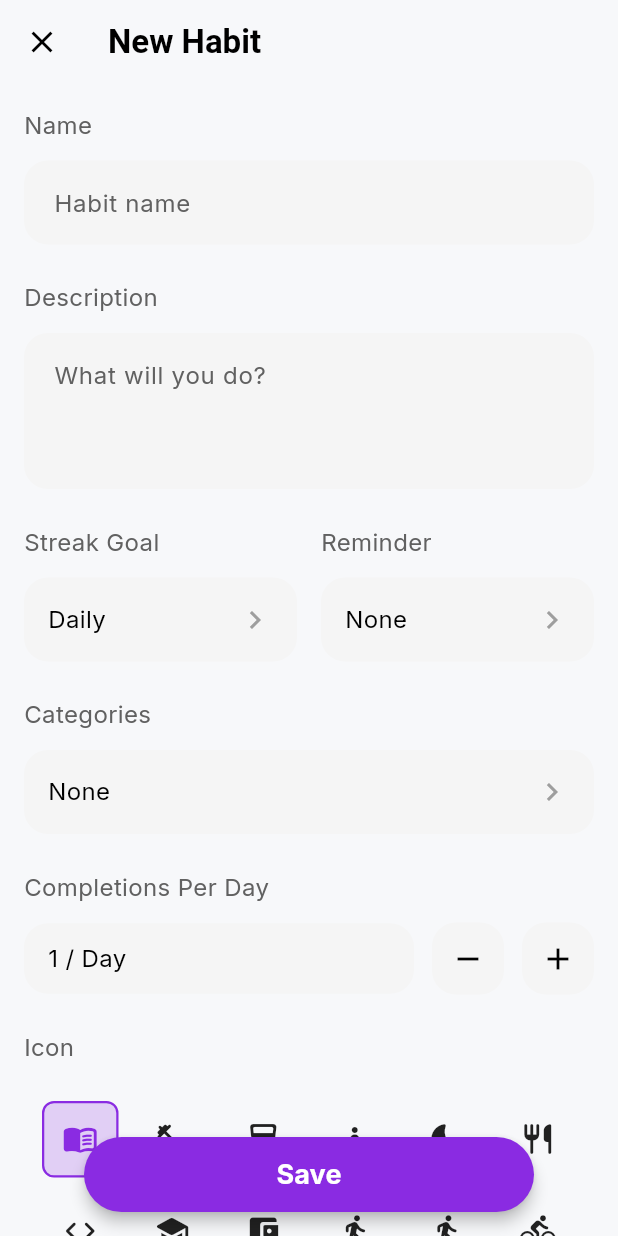
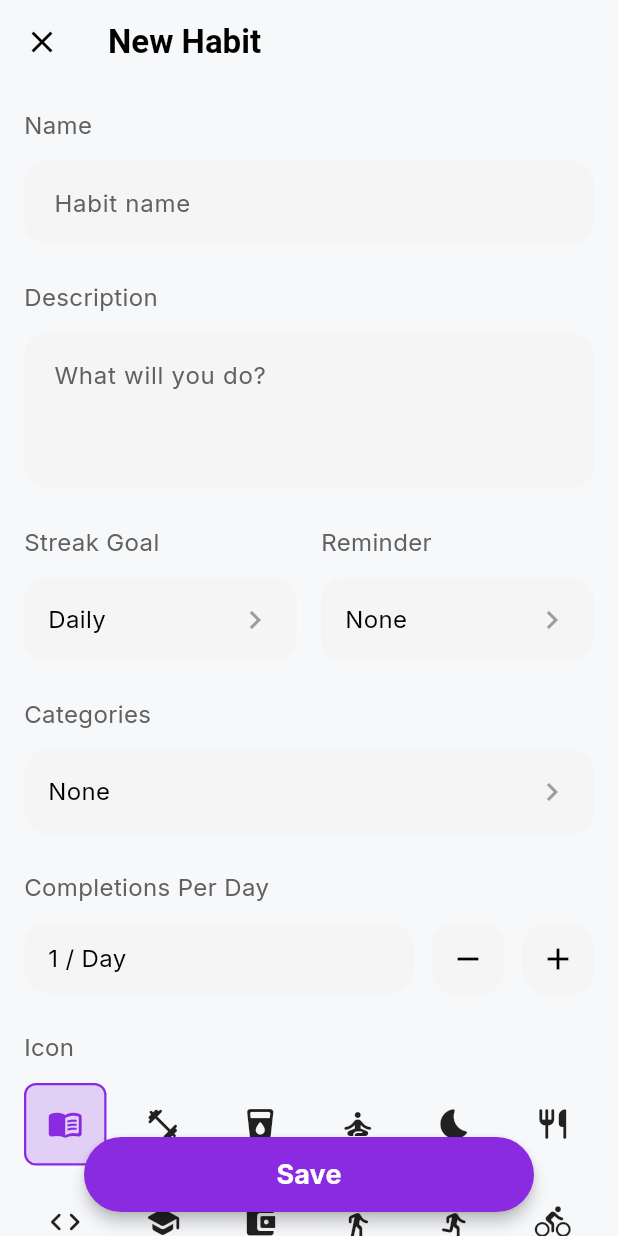
Before and after one commit to kaex/streaks, a Flutter app: the NewHabitScreen screen opened directly, on a phone screen of 412 x 824 dp. Run offline on Flutter 3.47's test engine with Material 3 defaults, Android fonts, the phone set to English and light mode, and no system bars; our stand-ins replace fl_chart, flutter_local_notifications, flutter_slidable, flutter_staggered_animations, flutter_timezone, google_fonts and 4 more; accounts and stored records are empty.

```diff
--- a/lib/screens/new_habit_screen.dart
+++ b/lib/screens/new_habit_screen.dart
@@ -332,7 +332,7 @@ class _NewHabitScreenState extends State<NewHabitScreen> {
 
                     // Icon Selection
                     _buildSectionLabel('Icon'),
-                    Container(
+                    SizedBox(
                       height: 180, // Fixed height for scrollable grid
                       child: IconPicker(
                         selectedIconName: _selectedIconName,
--- a/lib/widgets/icon_picker.dart
+++ b/lib/widgets/icon_picker.dart
@@ -18,9 +18,8 @@ class IconPicker extends StatelessWidget {
     final textColor = isDarkMode ? Colors.white : Colors.black;
     final unselectedIconColor = isDarkMode ? Colors.white : Colors.black87;
 
-    return Container(
+    return SizedBox(
       height: 300,
-      padding: const EdgeInsets.all(12.0),
       child: Column(
         crossAxisAlignment: CrossAxisAlignment.start,
         children: [
--- a/pubspec.yaml
+++ b/pubspec.yaml
@@ -58,6 +58,7 @@ dependencies:
 
   # Notifications
   flutter_local_notifications: ^17.0.0
+  flutter_timezone: ^4.1.0
   timezone: ^0.9.4
 
 dev_dependencies:
```
Also changed, not shown: lib/services/notification_service.dart (+3 -4 lines), pubspec.lock, 1 other file.
